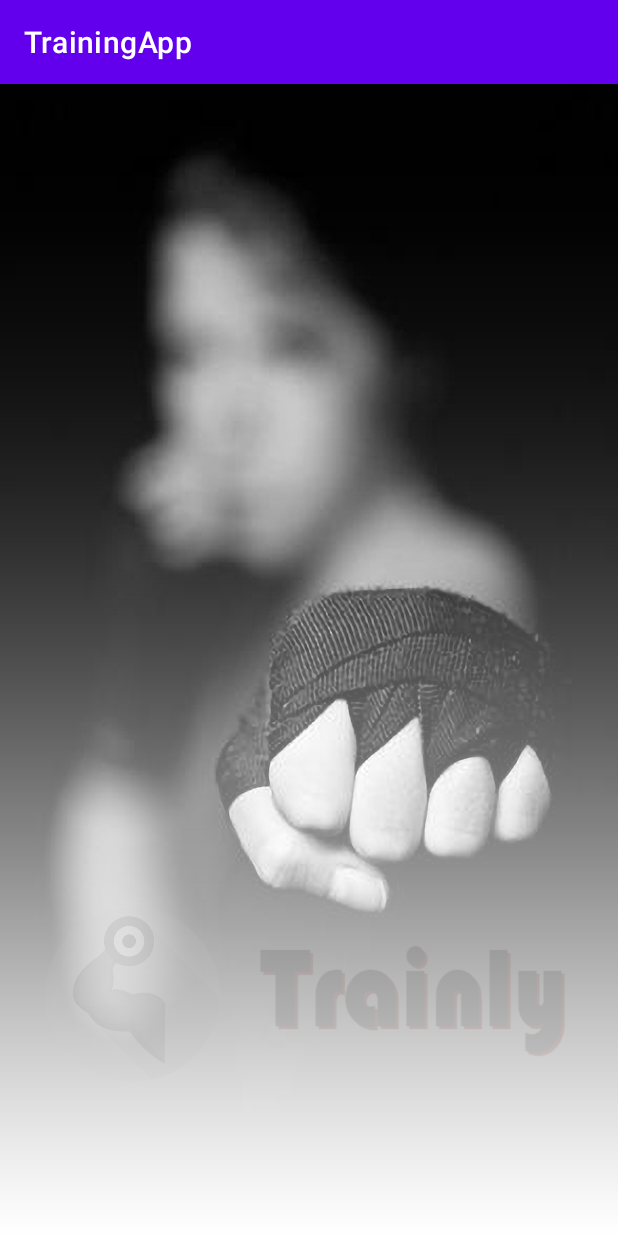
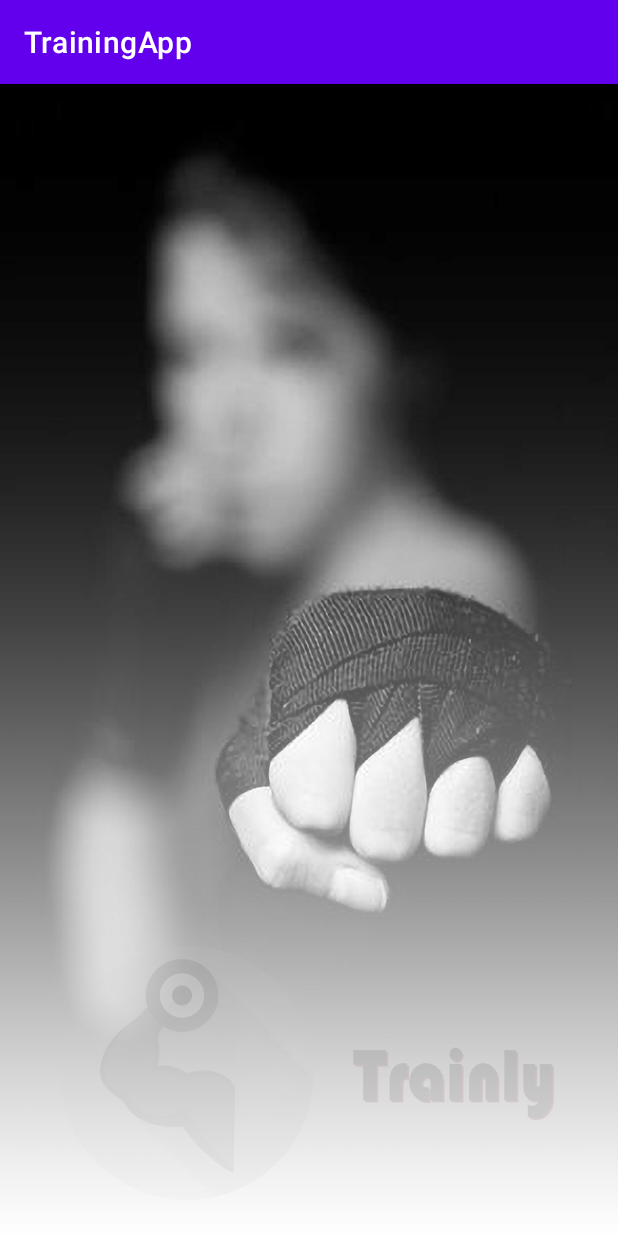
Before and after one commit to Funiek/systemy-mobilne-projekt, an Android app: the SplashScreen screen opened directly, with no data from a screen before it, on a phone screen of 412 x 824 dp. Run offline under Robolectric (Android 15) with nearby library versions, the phone set to English and light mode, and no system bars.

Commit message:
działa strona startowa - animacje

```diff
--- a/app/src/main/java/com/example/trainingapp/SplashScreen.java
+++ b/app/src/main/java/com/example/trainingapp/SplashScreen.java
@@ -25,18 +25,13 @@ public class SplashScreen extends AppCompatActivity {
         super.onCreate(savedInstanceState);
         setContentView(R.layout.activity_splash_screen);
 
-        ImageView logoText = findViewById(R.id.applogoText);
+        ImageView logoText = findViewById(R.id.logoText);
         up = AnimationUtils.loadAnimation(getApplicationContext(), R.anim.up);
         logoText.setAnimation(up);
 
-        ImageView logoLogo = findViewById(R.id.applogoLogo);
+        ImageView logoLogo = findViewById(R.id.logo);
         down = AnimationUtils.loadAnimation(getApplicationContext(), R.anim.down);
         logoLogo.setAnimation(down);
-
-
-//        TextView logoLogo = findViewById(R.id.appname);
-//        down = AnimationUtils.loadAnimation(getApplicationContext(), R.anim.down);
-//        logoLogo.setAnimation(down);
 
 
         new Handler().postDelayed(new Runnable() {
@@ -46,7 +41,7 @@ public class SplashScreen extends AppCompatActivity {
                 startActivity(new Intent(getApplicationContext(), MainActivity.class));
                 finish();
             }
-        }, 3500);
+        }, 4500);
 
     }
 }
--- a/app/src/main/res/anim/down.xml
+++ b/app/src/main/res/anim/down.xml
@@ -5,8 +5,8 @@
     <translate
 
         android:duration="3500"
-        android:fromXDelta="100%"
-        android:fromYDelta="0%"
+        android:fromXDelta="0%"
+        android:fromYDelta="100%"
         />
 
     <alpha
--- a/app/src/main/res/layout/activity_splash_screen.xml
+++ b/app/src/main/res/layout/activity_splash_screen.xml
@@ -1,44 +1,44 @@
 <?xml version="1.0" encoding="utf-8"?>
-<RelativeLayout xmlns:android="http://schemas.android.com/apk/res/android"
+<androidx.constraintlayout.widget.ConstraintLayout xmlns:android="http://schemas.android.com/apk/res/android"
     xmlns:app="http://schemas.android.com/apk/res-auto"
     xmlns:tools="http://schemas.android.com/tools"
     android:layout_width="match_parent"
     android:layout_height="match_parent"
-    android:background="@drawable/splashscrean"
-    tools:context=".SplashScreen">
+    tools:context=".MainActivity">
+
+    <ImageView
+        android:id="@+id/background"
+        android:layout_width="match_parent"
+        android:layout_height="wrap_content"
+        android:scaleType="fitXY"
+        app:layout_constraintBottom_toBottomOf="parent"
+        app:layout_constraintEnd_toEndOf="parent"
+        app:layout_constraintHorizontal_bias="0.5"
+        app:layout_constraintStart_toStartOf="parent"
+        app:layout_constraintTop_toTopOf="parent"
+        app:srcCompat="@drawable/splashscrean" />
+
+    <ImageView
+        android:id="@+id/logo"
+        android:layout_width="185dp"
+        android:layout_height="217dp"
+        app:layout_constraintBottom_toBottomOf="parent"
+        app:layout_constraintEnd_toEndOf="parent"
+        app:layout_constraintHorizontal_bias="0.141"
+        app:layout_constraintStart_toStartOf="parent"
+        app:layout_constraintTop_toTopOf="parent"
+        app:layout_constraintVertical_bias="1.0"
+        app:srcCompat="@drawable/logo2" />
 
 
     <ImageView
-        android:id="@+id/applogoText"
-        android:layout_width="231dp"
-        android:layout_height="109dp"
-        android:layout_alignParentStart="true"
-        android:layout_alignParentTop="true"
-        android:layout_marginStart="161dp"
-        android:layout_marginTop="555dp"
-        android:src="@drawable/logo" />
+        android:id="@+id/logoText"
+        android:layout_width="215dp"
+        android:layout_height="70dp"
+        android:layout_marginStart="196dp"
+        android:layout_marginBottom="67dp"
+        app:layout_constraintBottom_toBottomOf="parent"
+        app:layout_constraintStart_toStartOf="parent"
+        app:srcCompat="@drawable/logo" />
 
-    <ImageView
-        android:id="@+id/applogoLogo"
-        android:layout_width="150dp"
-        android:layout_height="127dp"
-        android:layout_alignParentStart="true"
-        android:layout_alignParentTop="true"
-        android:layout_marginStart="13dp"
-
-        android:layout_marginTop="543dp"
-        android:src="@drawable/logo2" />
-
-
-<!--    <TextView-->
-<!--        android:id="@+id/appname"-->
-<!--        android:layout_width="wrap_content"-->
-<!--        android:layout_height="wrap_content"-->
-<!--        android:layout_alignParentBottom="true"-->
-<!--        android:layout_centerHorizontal="true"-->
-<!--        android:layout_marginBottom="100px"-->
-<!--        android:text="Trainly"-->
-<!--        android:textSize="35dp"-->
-<!--        android:textStyle="bold"-->
-<!--        android:textColor="#000" />-->
-</RelativeLayout>
+</androidx.constraintlayout.widget.ConstraintLayout>
```
Also changed, not shown: app/src/main/res/drawable-v24/splashscrean.png.
